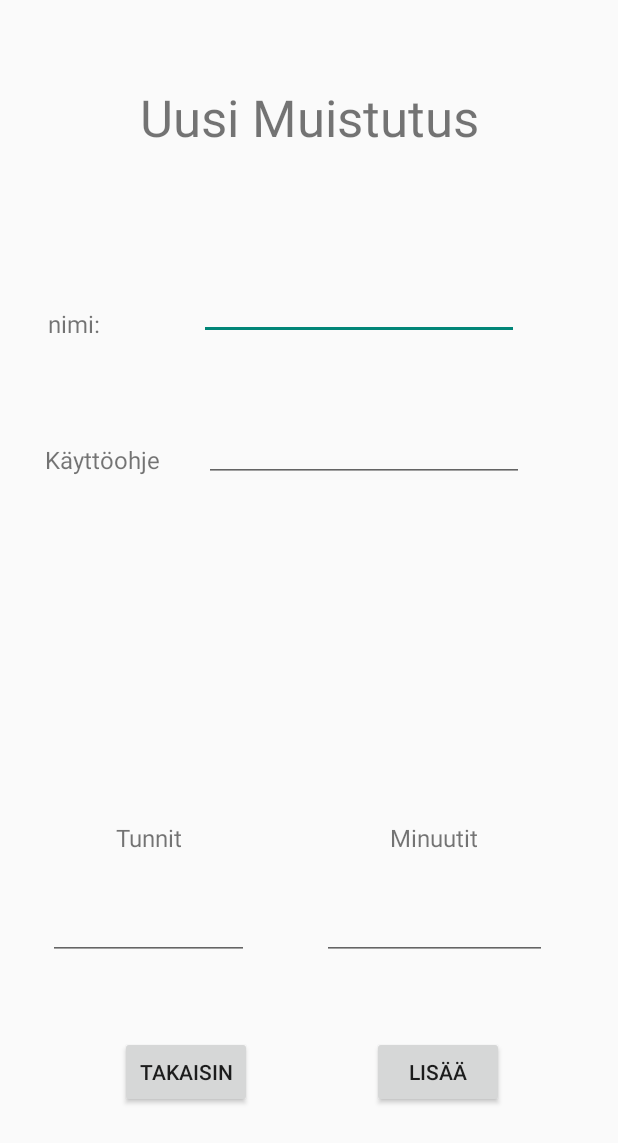
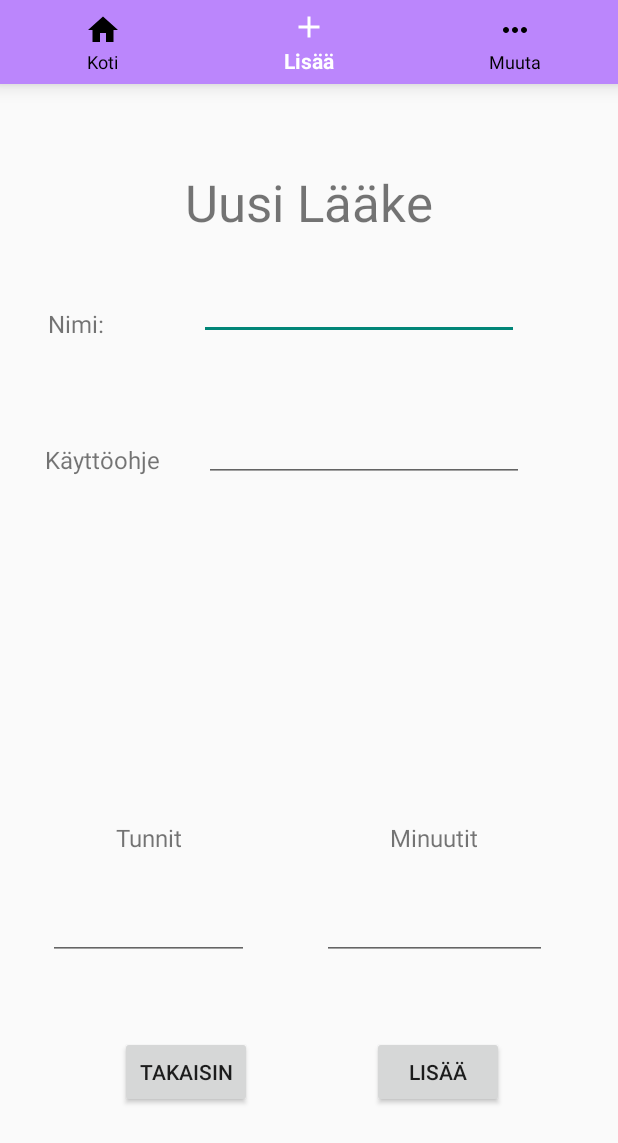
Before and after one commit to suokiiski/Laakepaivakirja, an Android app: the LisaaActivity screen opened directly, with no data from a screen before it, on a phone screen of 412 x 824 dp. Shown: the top 1143 px of the screen. Run offline under Robolectric (Android 15) with nearby library versions, the phone set to English and light mode, and no system bars.

Commit message:
Nyt on toimiva valikkopalkki!! uwu

```diff
--- a/app/build.gradle
+++ b/app/build.gradle
@@ -46,6 +46,7 @@ dependencies {
     implementation 'com.google.android.material:material:1.5.0'
     implementation 'androidx.constraintlayout:constraintlayout:2.1.3'
     implementation 'androidx.legacy:legacy-support-v4:1.0.0'
+    implementation 'com.google.android.material:material:1.5.0'
     testImplementation 'junit:junit:4.13.2'
     androidTestImplementation 'androidx.test.ext:junit:1.1.3'
     androidTestImplementation 'androidx.test.espresso:espresso-core:3.4.0'
--- a/app/src/main/AndroidManifest.xml
+++ b/app/src/main/AndroidManifest.xml
@@ -9,6 +9,9 @@
         android:roundIcon="@mipmap/ic_launcher_round"
         android:supportsRtl="true"
         android:theme="@style/Theme.AppCompat.Light.NoActionBar">
+        <activity
+            android:name=".MuuActivity"
+            android:exported="false" />
         <activity
             android:name=".LisaaActivity"
             android:exported="false" />
--- /dev/null
+++ b/app/src/main/res/drawable/ic_dots.xml
@@ -0,0 +1,5 @@
+<vector android:height="24dp" android:tint="#FFFFFF"
+    android:viewportHeight="24" android:viewportWidth="24"
+    android:width="24dp" xmlns:android="http://schemas.android.com/apk/res/android">
+    <path android:fillColor="@android:color/white" android:pathData="M6,10c-1.1,0 -2,0.9 -2,2s0.9,2 2,2 2,-0.9 2,-2 -0.9,-2 -2,-2zM18,10c-1.1,0 -2,0.9 -2,2s0.9,2 2,2 2,-0.9 2,-2 -0.9,-2 -2,-2zM12,10c-1.1,0 -2,0.9 -2,2s0.9,2 2,2 2,-0.9 2,-2 -0.9,-2 -2,-2z"/>
+</vector>
--- /dev/null
+++ b/app/src/main/res/drawable/ic_koti.xml
@@ -0,0 +1,5 @@
+<vector android:height="24dp" android:tint="#FFFFFF"
+    android:viewportHeight="24" android:viewportWidth="24"
+    android:width="24dp" xmlns:android="http://schemas.android.com/apk/res/android">
+    <path android:fillColor="@android:color/white" android:pathData="M10,20v-6h4v6h5v-8h3L12,3 2,12h3v8z"/>
+</vector>
--- /dev/null
+++ b/app/src/main/res/drawable/ic_plus.xml
@@ -0,0 +1,5 @@
+<vector android:height="24dp" android:tint="#FFFFFF"
+    android:viewportHeight="24" android:viewportWidth="24"
+    android:width="24dp" xmlns:android="http://schemas.android.com/apk/res/android">
+    <path android:fillColor="@android:color/white" android:pathData="M19,13h-6v6h-2v-6H5v-2h6V5h2v6h6v2z"/>
+</vector>
--- /dev/null
+++ b/app/src/main/res/drawable/selector.xml
@@ -0,0 +1,12 @@
+<?xml version="1.0" encoding="utf-8"?>
+<selector xmlns:android="http://schemas.android.com/apk/res/android">
+
+    <item
+        android:state_selected="true"
+        android:color="@android:color/white" />
+
+    <item
+        android:state_selected="false"
+        android:color="@color/black"/>
+
+</selector>
--- a/app/src/main/res/layout/activity_lisaa.xml
+++ b/app/src/main/res/layout/activity_lisaa.xml
@@ -9,19 +9,19 @@
         android:id="@+id/Otsikko"
         android:layout_width="wrap_content"
         android:layout_height="wrap_content"
-        android:layout_marginTop="55dp"
-        android:text="Uusi Muistutus"
+        android:layout_marginTop="56dp"
+        android:text="Uusi Lääke"
         android:textSize="34sp"
         app:layout_constraintEnd_toEndOf="parent"
         app:layout_constraintStart_toStartOf="parent"
-        app:layout_constraintTop_toTopOf="parent" />
+        app:layout_constraintTop_toBottomOf="@+id/bottom_navi" />
 
     <TextView
         android:id="@+id/nimiOtsikko"
         android:layout_width="wrap_content"
         android:layout_height="wrap_content"
         android:layout_marginStart="32dp"
-        android:text="nimi:"
+        android:text="Nimi:"
         android:textSize="16sp"
         app:layout_constraintBottom_toBottomOf="@+id/nameInput"
         app:layout_constraintStart_toStartOf="parent" />
@@ -132,10 +132,20 @@
         android:layout_width="wrap_content"
         android:layout_height="wrap_content"
         android:onClick="goToMain"
-        android:text="Takaisin"
+        android:text="@string/takaisin"
         app:layout_constraintBottom_toBottomOf="parent"
         app:layout_constraintEnd_toStartOf="@+id/sendButt"
         app:layout_constraintStart_toStartOf="parent"
         app:layout_constraintTop_toTopOf="parent"
         app:layout_constraintVertical_bias="0.89" />
+
+    <com.google.android.material.bottomnavigation.BottomNavigationView
+        android:id="@+id/bottom_navi"
+        android:layout_width="match_parent"
+        android:layout_height="wrap_content"
+        app:itemBackground="@color/purple_200"
+        app:itemIconTint="@drawable/selector"
+        app:itemTextColor="@drawable/selector"
+        app:menu="@menu/menu_navi"
+        tools:ignore="MissingConstraints" />
 </androidx.constraintlayout.widget.ConstraintLayout>
--- /dev/null
+++ b/app/src/main/res/menu/menu_navi.xml
@@ -0,0 +1,19 @@
+<?xml version="1.0" encoding="utf-8"?>
+<menu xmlns:android="http://schemas.android.com/apk/res/android">
+
+    <item
+        android:id="@+id/koti"
+        android:title="Koti"
+        android:icon="@drawable/ic_koti" />
+
+    <item
+        android:id="@+id/lisaa"
+        android:title="Lisää"
+        android:icon="@drawable/ic_plus" />
+
+    <item
+        android:id="@+id/more"
+        android:title="Muuta"
+        android:icon="@drawable/ic_dots" />
+
+</menu>
--- a/app/src/main/res/values/strings.xml
+++ b/app/src/main/res/values/strings.xml
@@ -3,4 +3,5 @@
     <!-- TODO: Remove or change this placeholder text -->
     <string name="hello_blank_fragment">Hello blank fragment</string>
     <string name="home_fragment">Home Fragment</string>
+    <string name="takaisin">Takaisin</string>
 </resources>
```
Also changed, not shown: app/src/main/java/com/example/laakepaivakirja/LisaaActivity.java (+27 -1 lines), app/src/main/java/com/example/laakepaivakirja/MainActivity.java (+25 -2 lines), app/src/main/java/com/example/laakepaivakirja/MuuActivity.java (added, +41 -0 lines), app/src/main/res/layout/activity_main.xml (+30 -9 lines), app/src/main/res/layout/activity_muu.xml (added, +28 -0 lines), 1 other file.
